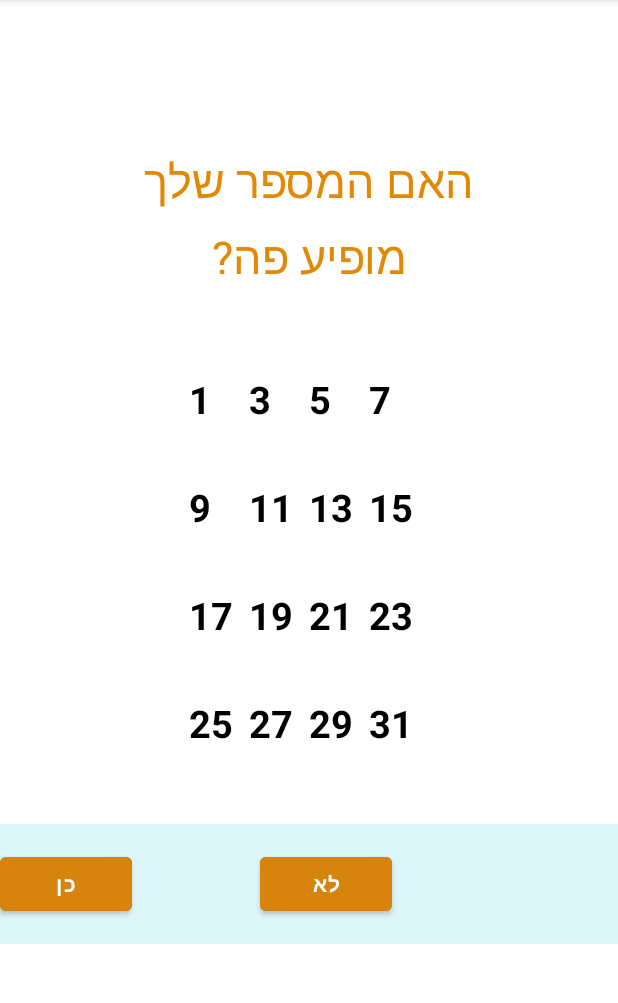
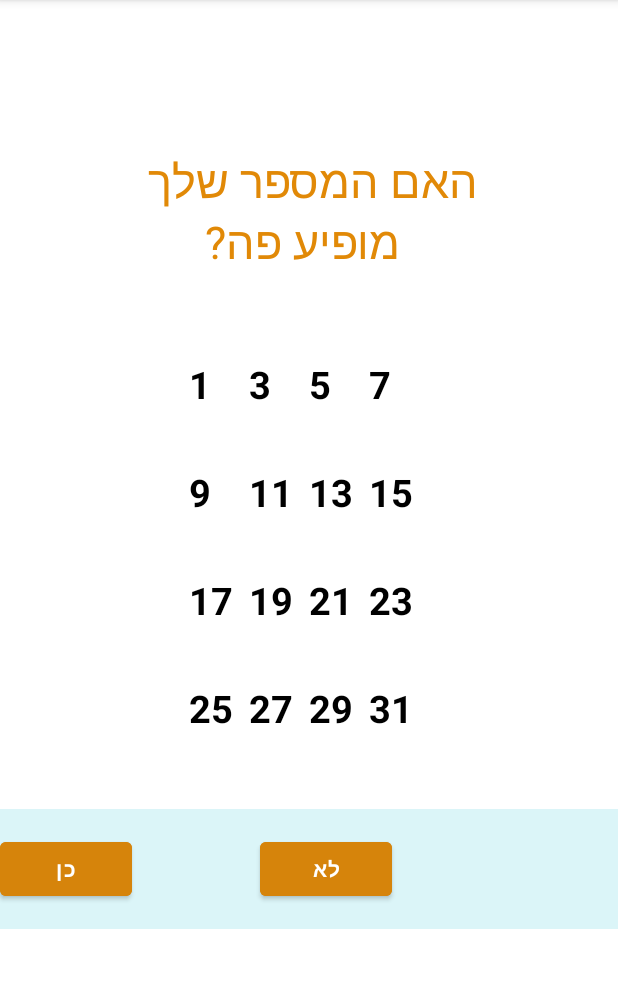
Before and after one commit to 325898302/WorkMagic, an Android app: the MagicCardActivity screen opened directly, with no data from a screen before it, on a phone screen of 412 x 824 dp, the part 84-1087 px from its top. Run offline under Robolectric (Android 15) with nearby library versions, the phone set to English and light mode, and no system bars; Roboto replaces fonts that are not available here.

Commit message:
צמצום טקסטים לטקסט אחד

```diff
--- a/app/src/main/res/layout/activity_magic_card.xml
+++ b/app/src/main/res/layout/activity_magic_card.xml
@@ -12,20 +12,12 @@
         android:layout_width="wrap_content"
         android:layout_height="wrap_content"
         android:layout_gravity="center"
+        android:gravity="center"
         android:layout_marginTop="100dp"
-        android:text="האם המספר שלך"
+        android:text="האם המספר שלך \n מופיע פה?"
         android:textColor="#E18907"
         android:textSize="30dp" />
 
-    <TextView
-
-        android:layout_width="wrap_content"
-        android:layout_height="wrap_content"
-        android:layout_gravity="center"
-        android:layout_marginTop="10dp"
-        android:text="מופיע פה?"
-        android:textColor="#E18907"
-        android:textSize="30dp" />
 
     <TableLayout
         android:id="@+id/tbl"
```
